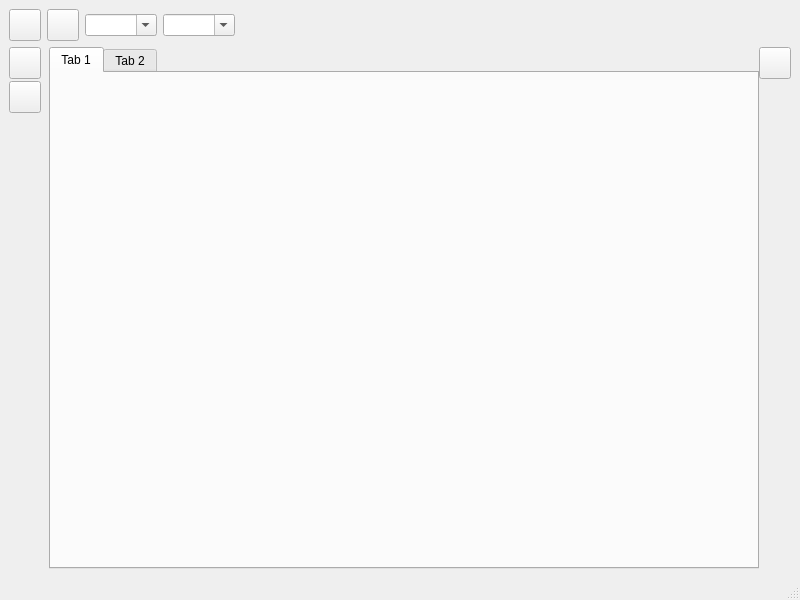
Old version of the form design/mainwindow.ui in the repository jedhelmers/Fauxtoshop.
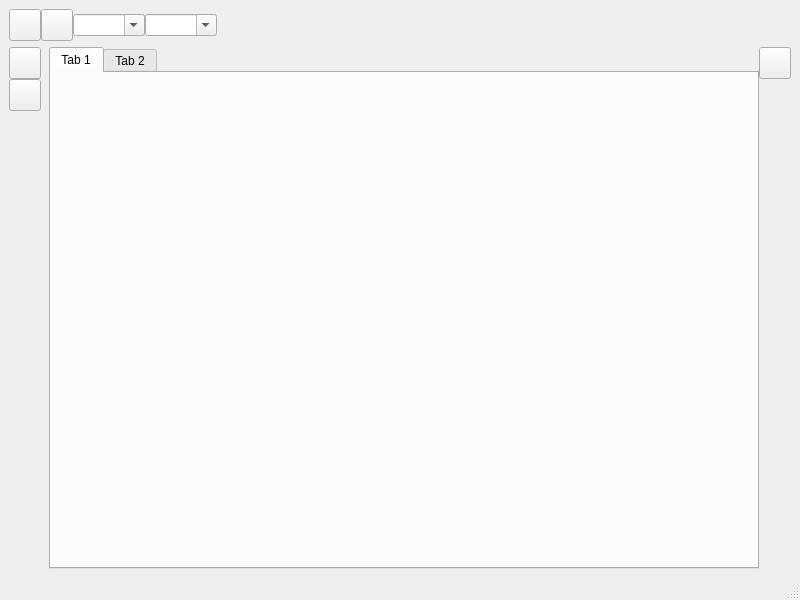
New version of the form. Icons and pictures are not drawn.

Diff of the .ui file:
```diff
--- a/design/mainwindow.ui
+++ b/design/mainwindow.ui
@@ -34,7 +34,7 @@
         <widget class="QWidget" name="toolOptionsWidget" native="true">
          <layout class="QHBoxLayout" name="horizontalLayout_2">
           <property name="spacing">
-           <number>-1</number>
+           <number></number>
           </property>
           <property name="leftMargin">
            <number>0</number>
@@ -154,7 +154,7 @@
         </property>
         <layout class="QVBoxLayout" name="verticalLayout">
          <property name="spacing">
-          <number>2</number>
+          <number>0</number>
          </property>
          <property name="leftMargin">
           <number>0</number>
```
Left out of the diff: 2 changed lines with no effect on the pictures.
